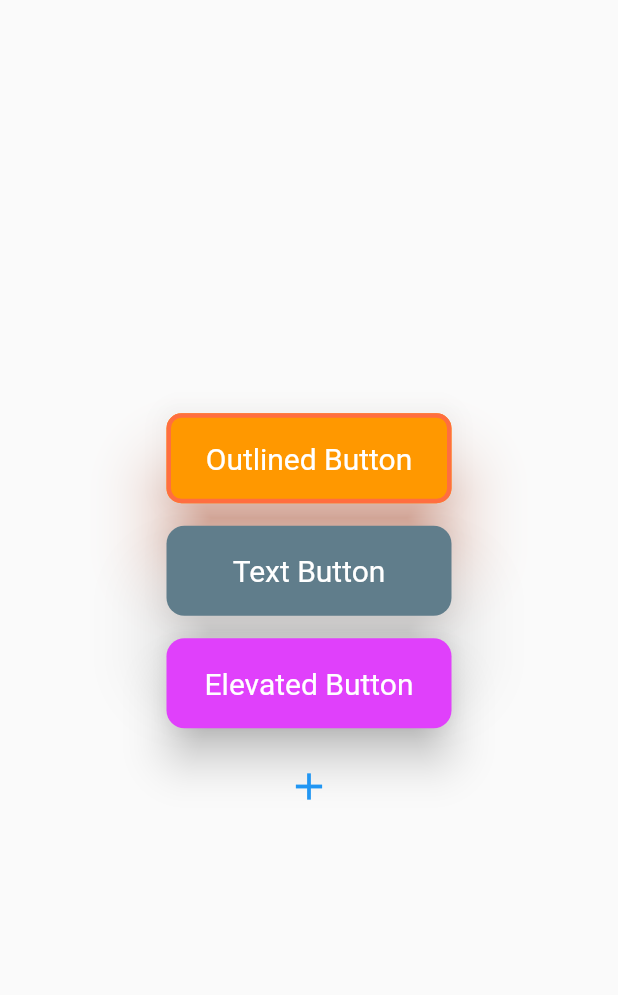
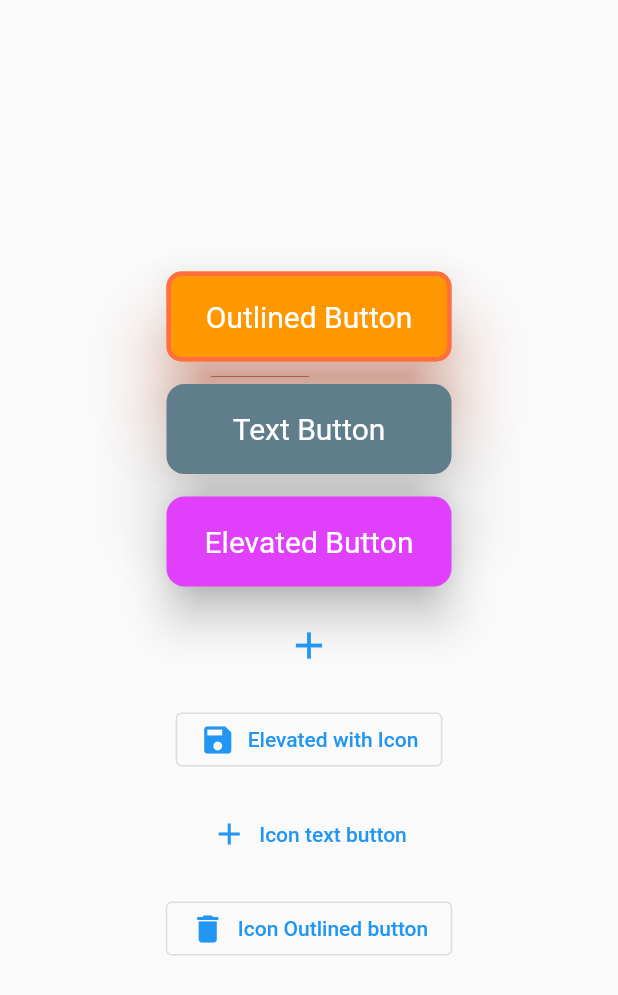
Before and after one commit to ratishjain12/Flutter-Widgets-101, a Flutter app: the screen it shows after launch, on a phone screen of 412 x 824 dp. Shown: the top 995 px of the screen. Run offline on Flutter 3.47's test engine with Material 2 defaults, Android fonts, the phone set to English and light mode, and no system bars.

Commit message:
Elevated, text and outlined buttons with icons added

```diff
--- a/lib/Buttons/button_widgets.dart
+++ b/lib/Buttons/button_widgets.dart
@@ -83,6 +83,32 @@ class ButtonsWidgets extends StatelessWidget {
               iconSize: 30,
               icon: const Icon(Icons.add),
             ),
+
+            const SizedBox(
+              height: 15,
+            ),
+
+            // Outlined,text and elevated buttons with icon
+            OutlinedButton.icon(
+                onPressed: () {},
+                icon: const Icon(Icons.save),
+                label: const Text("Elevated with Icon")),
+
+            const SizedBox(
+              height: 15,
+            ),
+            TextButton.icon(
+                onPressed: () {},
+                icon: const Icon(Icons.add),
+                label: const Text("Icon text button")),
+
+            const SizedBox(
+              height: 15,
+            ),
+            OutlinedButton.icon(
+                onPressed: () {},
+                icon: const Icon(Icons.delete),
+                label: const Text("Icon Outlined button")),
           ],
         ),
       ),
```
